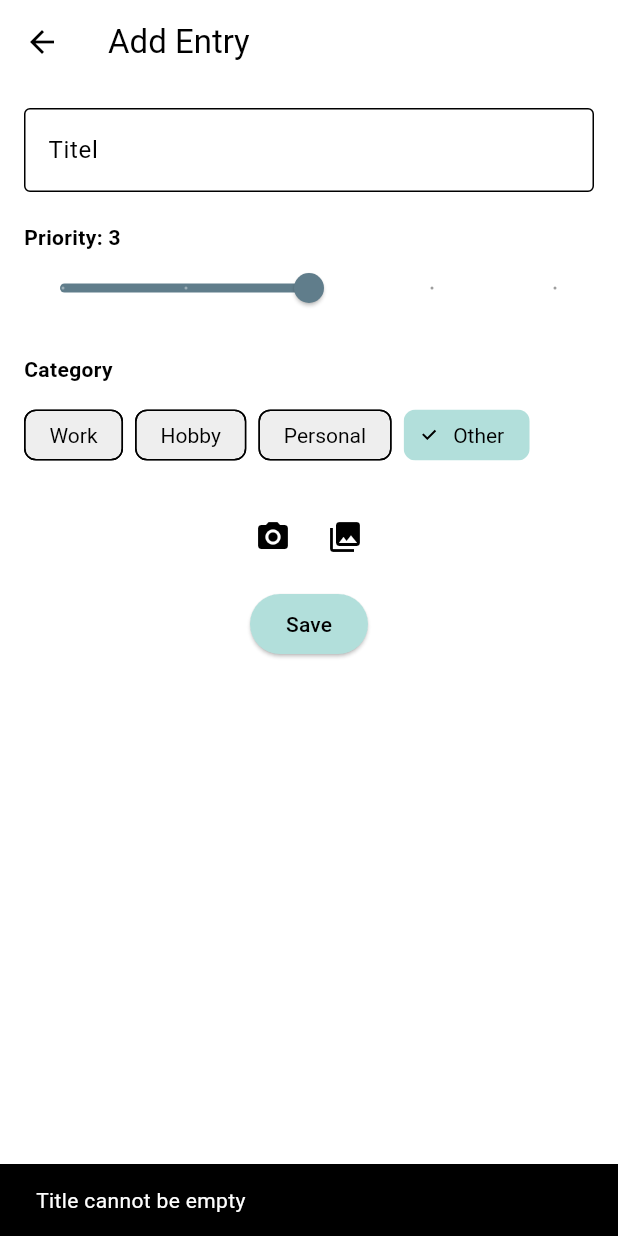
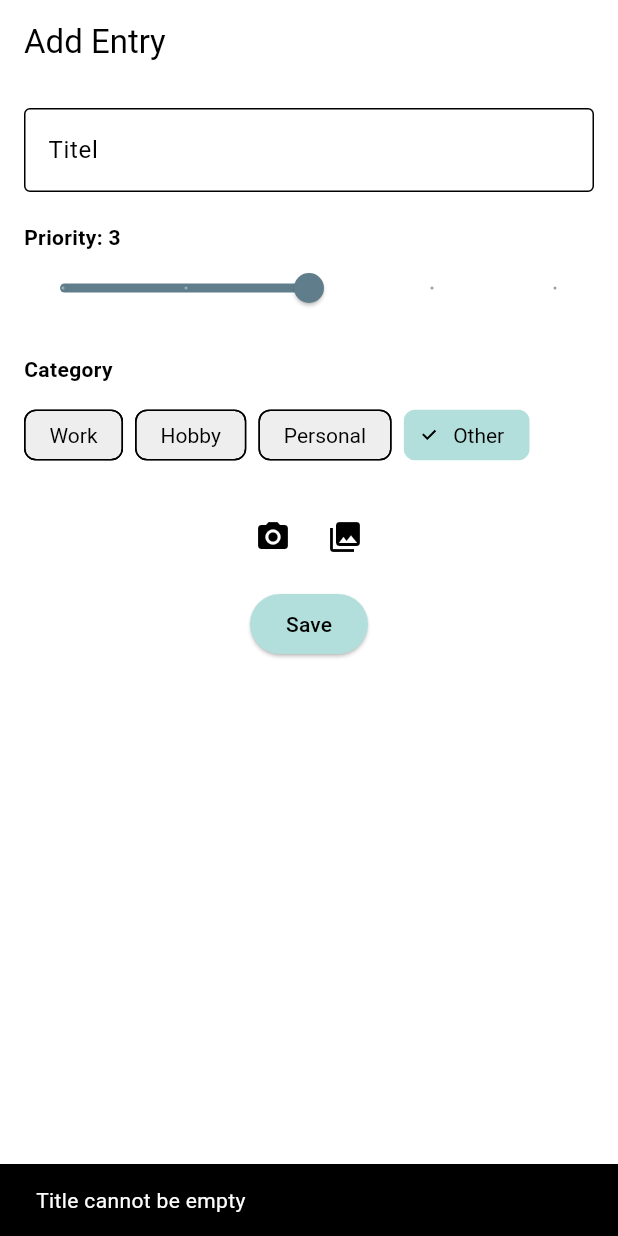
Before and after one commit to Chibinoo/ChatGPT-try, a Flutter app: the AddEntryPage screen opened directly, after a tap on "Save", on a phone screen of 412 x 824 dp. Run offline on Flutter 3.47's test engine with Material 3 defaults, Android fonts, the phone set to English and light mode, and no system bars; our stand-ins replace cloud_firestore, firebase_core, fl_chart, flutter_slidable, hive, hive_flutter and 1 more; accounts and stored records are empty.

Commit message:
move settings and add entry pages

```diff
--- a/lib/pages/add_entry_page.dart
+++ b/lib/pages/add_entry_page.dart
@@ -1,5 +1,6 @@
 import 'dart:io';
 import 'package:flutter/material.dart';
+import 'package:flutter_application_1/pages/sorted_page2.dart';
 import 'package:image_picker/image_picker.dart';
 import 'package:provider/provider.dart';
 
@@ -72,6 +73,11 @@ class _AddEntryPageState extends State<AddEntryPage> {
       );
       await provider.addEntry(newEntry);
     }
+    Navigator.of(context).pop(
+                        MaterialPageRoute(
+                          builder: (_) => SortedPage2(),
+                        ),
+                      );
   }
 
   Widget _buildCategorySelector(){
@@ -96,6 +102,7 @@ class _AddEntryPageState extends State<AddEntryPage> {
       appBar: AppBar(
         title:
         Text(widget.existingEntry==null?"Add Entry":"Edit Entry"),
+        automaticallyImplyLeading: false,
       ),
       body: SingleChildScrollView(
         padding: EdgeInsets.all(16),
--- a/lib/pages/settings_page.dart
+++ b/lib/pages/settings_page.dart
@@ -104,7 +104,8 @@ class SettingsPage extends StatelessWidget {
                   icon: const Icon(Icons.delete_forever),
                   label: const Text('Delete All Entries'),
                   style: ElevatedButton.styleFrom(
-                    backgroundColor: Colors.red,
+                    backgroundColor: Colors.grey.shade200,
+                    foregroundColor: Colors.red
                   ),
                   onPressed: ()async{
                     final confirm=await showDialog<bool>(
--- a/lib/widgets/navbar_widget.dart
+++ b/lib/widgets/navbar_widget.dart
@@ -25,8 +25,8 @@ class _NavbarWidgetState extends State<NavbarWidget> {
               backgroundColor: theme.bottomNavigationBarTheme.backgroundColor, // <-- use this
               destinations: const [
                 NavigationDestination(icon: Icon(Icons.edit_note_sharp), label: 'Entries'),
-                NavigationDestination(icon: Icon(Icons.list), label: 'Days'),
-                NavigationDestination(icon: Icon(Icons.bar_chart_rounded), label: 'Stats')
+                NavigationDestination(icon: Icon(Icons.list), label: 'Stats'),
+                NavigationDestination(icon: Icon(Icons.settings), label: 'Settings')
               ],
               onDestinationSelected: (int value) {
                 setState(() {
--- a/lib/widgets/widget_tree.dart
+++ b/lib/widgets/widget_tree.dart
@@ -1,14 +1,14 @@
 import 'package:flutter/material.dart';
 import 'package:flutter_application_1/data/notifiers.dart';
-import 'package:flutter_application_1/pages/add_entry_page.dart';
+import 'package:flutter_application_1/pages/settings_page.dart';
 import 'package:flutter_application_1/pages/sorted_page2.dart';
 import 'package:flutter_application_1/pages/stats_page.dart';
 import 'package:flutter_application_1/widgets/navbar_widget.dart';
 
 List<Widget> pages=[
-  AddEntryPage(),
   SortedPage2(),
-  StatsPage()
+  StatsPage(),
+  SettingsPage()
 ];
 
 class WidgetTree extends StatelessWidget {
```
Also changed, not shown: lib/pages/sorted_page2.dart (+11 -0 lines), lib/pages/stats_page.dart (+0 -12 lines).
